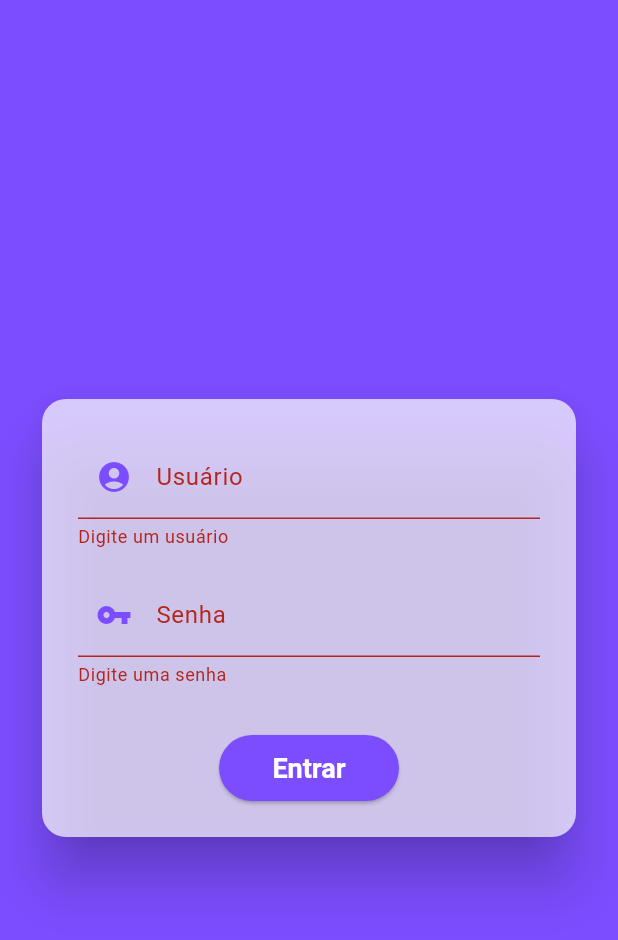
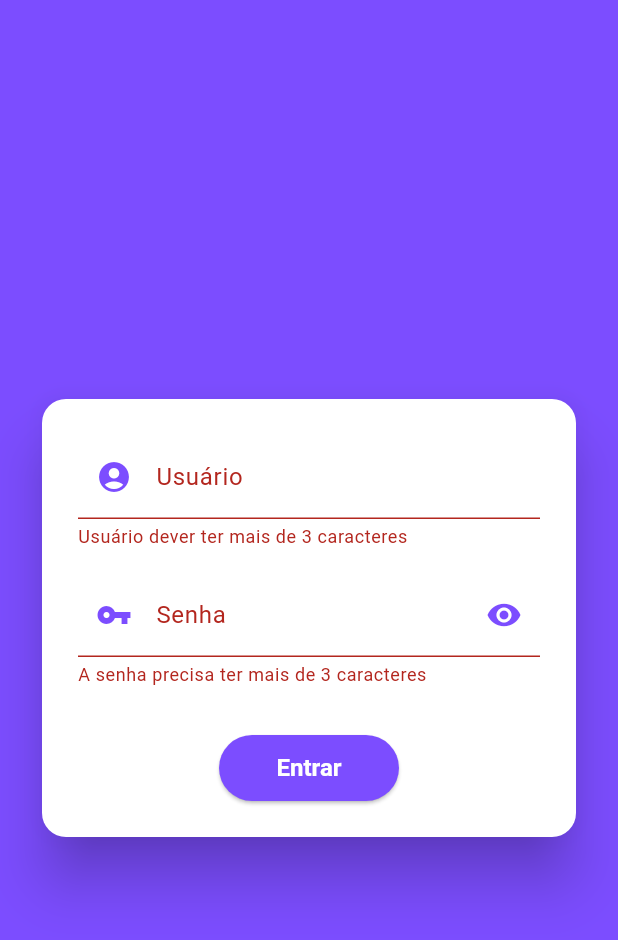
Before and after one commit to lazaro-dev/personal-finance-tcc, a Flutter app: the screen it shows after launch, after a tap on "Entrar", on a phone screen of 412 x 824 dp. Shown: the top 940 px of the screen. Run offline on Flutter 3.47's test engine with Material 2 defaults, Android fonts, the phone set to English and light mode, and no system bars; our stand-ins replace flutter_mobx, mobx, shared_preferences; generated files the repository leaves out were written again.

Commit message:
refactor: add mobx pattern for sign in

```diff
--- a/lib/presenter/pages/auth/login_page.dart
+++ b/lib/presenter/pages/auth/login_page.dart
@@ -1,6 +1,9 @@
 import 'package:flutter/material.dart';
-import 'package:personal_finance_tcc/presenter/controllers/auth_controller.dart';
+import 'package:mobx/mobx.dart';
+import 'package:personal_finance_tcc/presenter/stores/auth/login_store.dart';
+import 'package:personal_finance_tcc/presenter/widgets/custom_icon_button.dart';
 import 'package:personal_finance_tcc/presenter/widgets/custom_text_field.dart';
+import 'package:flutter_mobx/flutter_mobx.dart';
 
 class LoginPage extends StatefulWidget {
   const LoginPage({super.key});
@@ -10,15 +13,27 @@ class LoginPage extends StatefulWidget {
 }
 
 class _LoginPageState extends State<LoginPage> {
-  final AuthController authController = AuthController();
-
-  final formKey = GlobalKey<FormState>();
-  var username = '';
-  var password = '';
+  // final AuthController authController = AuthController();
+  final LoginStore loginStore = LoginStore();
 
   @override
   void initState() {
     super.initState();
+  }
+
+  @override
+  void dispose() {
+    super.dispose();
+  }
+
+  @override
+  void didChangeDependencies() {
+    super.didChangeDependencies();
+    autorun(((_) {
+      if (loginStore.isLogged) {
+        Navigator.of(context).pushReplacementNamed('/home');
+      }
+    }));
   }
 
   @override
@@ -32,48 +47,54 @@ class _LoginPageState extends State<LoginPage> {
               shape: RoundedRectangleBorder(
                 borderRadius: BorderRadius.circular(16),
               ),
-              color: Colors.white70,
+              color: Colors.white,
               elevation: 16,
               child: Padding(
                 padding: const EdgeInsets.all(24),
                 child: Form(
-                  key: formKey,
                   child: Column(
                     crossAxisAlignment: CrossAxisAlignment.center,
                     children: [
-                      CustomTextField(
+                      Observer(builder: (_) {
+                        return CustomTextField(
+                          enabled: !loginStore.formLogin.loadingSubmitted,
                           label: 'Usuário',
-                        prefixIcon: Icons.account_circle,
-                        validator: (value) {
-                          if (value == null || value.isEmpty) {
-                            return 'Digite um usuário';
-                          }
-
-                          return null;
-                        },
-                        onSaved: (value) =>
-                            authController.setUsername = value ?? '',
+                          prefixIcon: const CustomIconButton(
+                            iconData: Icons.account_circle,
                           ),
+                          errorText: loginStore.formLogin.error.username,
+                          onChanged: (value) =>
+                              loginStore.formLogin.username = value ?? '',
+                        );
+                      }),
                       const SizedBox(
                         height: 16,
                       ),
-                      CustomTextField(
+                      Observer(builder: (_) {
+                        return CustomTextField(
+                          enabled: !loginStore.formLogin.loadingSubmitted,
                           label: 'Senha',
-                        prefixIcon: Icons.vpn_key,
-                        validator: (value) {
-                          if (value == null || value.isEmpty) {
-                            return 'Digite uma senha';
-                          }
-
-                          return null;
-                        },
-                        onSaved: (value) =>
-                            authController.setPassword = value ?? '',
+                          prefixIcon: const CustomIconButton(
+                            iconData: Icons.vpn_key,
                           ),
+                          suffixIcon: CustomIconButton(
+                            iconData: !loginStore.formLogin.passwordVisibily
+                                ? Icons.visibility
+                                : Icons.visibility_off,
+                            onPressed:
+                                loginStore.formLogin.toggleVisibilityPassword,
+                          ),
+                          obscureText: !loginStore.formLogin.passwordVisibily,
+                          errorText: loginStore.formLogin.error.password,
+                          onChanged: (value) =>
+                              loginStore.formLogin.password = value ?? '',
+                        );
+                      }),
                       const SizedBox(
                         height: 32,
                       ),
-                      SizedBox(
+                      Observer(builder: (_) {
+                        return SizedBox(
                           width: 120,
                           height: 44,
                           child: ElevatedButton(
@@ -82,25 +103,25 @@ class _LoginPageState extends State<LoginPage> {
                               backgroundColor: Theme.of(context).primaryColor,
                               textStyle: const TextStyle(
                                 color: Colors.white,
-                              fontSize: 18,
+                                fontSize: 16,
                                 fontWeight: FontWeight.bold,
                               ),
                             ),
-                          onPressed: () async {
-                            if (formKey.currentState!.validate()) {
-                              formKey.currentState!.save();
-                              bool result = await authController.login();
+                            onPressed: () {
+                              loginStore.formLogin.validateAll();
 
-                              if (result) {
-                                // ignore: use_build_context_synchronously
-                                Navigator.of(context)
-                                    .pushReplacementNamed('/home');
-                              }
+                              if (!loginStore.formLogin.error.hasErrors) {
+                                loginStore.login();
                               }
                             },
-                          child: const Text('Entrar'),
+                            child: loginStore.formLogin.loadingSubmitted
+                                ? const CircularProgressIndicator(
+                                    color: Colors.white,
+                                  )
+                                : const Text('Entrar'),
                           ),
-                      ),
+                        );
+                      }),
                     ],
                   ),
                 ),
--- a/lib/presenter/pages/welcome_page.dart
+++ b/lib/presenter/pages/welcome_page.dart
@@ -17,11 +17,11 @@ class _WelcomePageState extends State<WelcomePage> {
     super.initState();
     authService.isLogged().then((bool value) {
       if (value) {
-        Timer(const Duration(seconds: 5), () {
+        Timer(const Duration(seconds: 3), () {
           Navigator.pushNamed(context, '/home');
         });
       } else {
-        Timer(const Duration(seconds: 5), () {
+        Timer(const Duration(seconds: 3), () {
           Navigator.pushNamed(context, '/login');
         });
       }
--- /dev/null
+++ b/lib/presenter/stores/auth/form_login_state.dart
@@ -0,0 +1,68 @@
+import 'package:mobx/mobx.dart';
+part 'form_login_state.g.dart';
+
+// ignore: library_private_types_in_public_api
+class FormLoginState = _FormLoginState with _$FormLoginState;
+
+abstract class _FormLoginState with Store {
+  final FormErrorState error = FormErrorState();
+
+  @observable
+  String username = '';
+
+  @observable
+  String password = '';
+
+  @observable
+  bool passwordVisibily = false;
+
+  @observable
+  bool loadingSubmitted = false;
+
+  @action
+  void setUsername(String value) => username = value;
+
+  @action
+  void setPassword(String value) => password = value;
+
+  @action
+  void toggleVisibilityPassword() => passwordVisibily = !passwordVisibily;
+
+  void validateUsername(String value) {
+    if (value.length < 3) {
+      error.username = 'Usuário dever ter mais de 3 caracteres';
+      return;
+    }
+
+    error.username = null;
+  }
+
+  @action
+  void validatePassword(String value) {
+    if (value.length < 3) {
+      error.password = 'A senha precisa ter mais de 3 caracteres';
+      return;
+    }
+
+    error.password = null;
+  }
+
+  void validateAll() {
+    validatePassword(password);
+    validateUsername(username);
+  }
+}
+
+// ignore: library_private_types_in_public_api
+class FormErrorState = _FormErrorState with _$FormErrorState;
+
+abstract class _FormErrorState with Store {
+  @observable
+  String? username;
+
+  @observable
+  String? password;
+
+  @computed
+  bool get hasErrors => username != null || password != null;
+}
--- /dev/null
+++ b/lib/presenter/widgets/custom_icon_button.dart
@@ -0,0 +1,29 @@
+import 'package:flutter/material.dart';
+
+class CustomIconButton extends StatelessWidget {
+  final IconData? iconData;
+  final void Function()? onPressed;
+  final void Function()? onTap;
+
+  const CustomIconButton({
+    super.key,
+    this.iconData,
+    this.onPressed,
+    this.onTap,
+  });
+
+  @override
+  Widget build(BuildContext context) {
+    return GestureDetector(
+      onTap: onTap,
+      child: IconButton(
+        onPressed: onPressed,
+        icon: Icon(
+          iconData,
+          color: Theme.of(context).primaryColor,
+        ),
+        focusColor: Theme.of(context).primaryColor,
+      ),
+    );
+  }
+}
--- a/lib/presenter/widgets/custom_text_field.dart
+++ b/lib/presenter/widgets/custom_text_field.dart
@@ -3,12 +3,15 @@ import 'package:flutter/material.dart';
 class CustomTextField extends StatelessWidget {
   final String label;
   final String? hintText;
-  final IconData? prefixIcon;
-  final IconData? suffixIcon;
+  final Widget? prefixIcon;
+  final Widget? suffixIcon;
   final bool? disabledAutovalidate;
   final bool? obscureText;
+  final bool? enabled;
+  final String? errorText;
   final String? Function(String? value)? validator;
   final void Function(String? value)? onSaved;
+  final void Function(String?)? onChanged;
 
   const CustomTextField({
     super.key,
@@ -16,10 +19,13 @@ class CustomTextField extends StatelessWidget {
     this.prefixIcon,
     this.suffixIcon,
     this.hintText,
+    this.disabledAutovalidate,
+    this.obscureText = false,
+    this.enabled = true,
+    this.errorText,
     this.validator,
     this.onSaved,
-    this.disabledAutovalidate,
-    this.obscureText = false,
+    this.onChanged,
   });
 
   @override
@@ -30,9 +36,11 @@ class CustomTextField extends StatelessWidget {
           ? null
           : AutovalidateMode.onUserInteraction,
       obscureText: obscureText ?? false,
+      onChanged: onChanged,
       onSaved: onSaved,
       validator: validator,
       decoration: InputDecoration(
+        errorText: errorText,
         floatingLabelStyle: TextStyle(
           color: Theme.of(context).primaryColor,
         ),
@@ -42,12 +50,9 @@ class CustomTextField extends StatelessWidget {
             color: Theme.of(context).primaryColor,
           ),
         ),
-        // enabled: true,
-        prefixIcon: Icon(
-          prefixIcon == null ? null : (prefixIcon),
-          color: Theme.of(context).primaryColor,
-        ),
-        suffixIcon: suffixIcon == null ? null : Icon(suffixIcon),
+        enabled: enabled ?? false,
+        prefixIcon: prefixIcon,
+        suffixIcon: suffixIcon,
         hintText: hintText,
       ),
       textAlignVertical: TextAlignVertical.center,
```
Also changed, not shown: lib/app.dart (+0 -8 lines), lib/presenter/pages/home_page.dart (+29 -15 lines), lib/presenter/stores/auth/login_store.dart (added, +30 -0 lines), lib/presenter/stores/auth/form_login_state.g.dart (added), lib/presenter/stores/auth/login_store.g.dart (added). Lines whose indentation alone changed are shown as unchanged.
